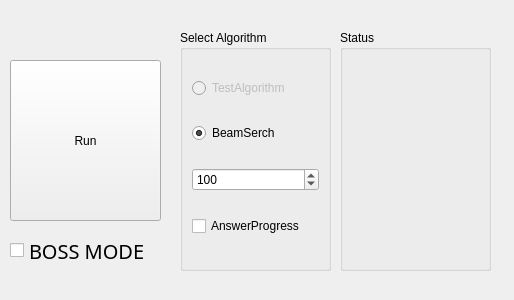
Before: the Qt Designer form Slave/neoslaver.ui in tnct-spc/procon2017-comp, drawn with Qt 5.
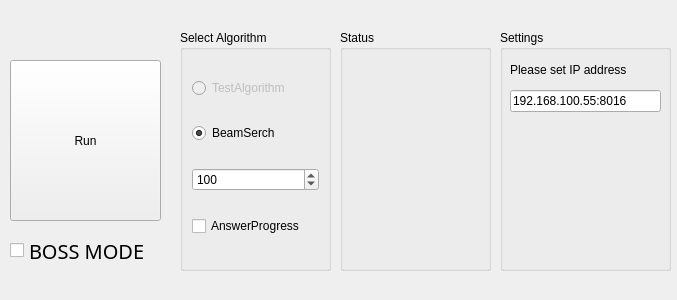
After: the same form once the commit is applied.

Commit message: [add]setIPaddress-lineedit

Diff of the .ui file:
```diff
--- a/Slave/neoslaver.ui
+++ b/Slave/neoslaver.ui
@@ -6,7 +6,7 @@
    <rect>
     <x>0</x>
     <y>0</y>
-    <width>514</width>
+    <width>677</width>
     <height>300</height>
    </rect>
   </property>
@@ -126,6 +126,45 @@
     </item>
    </layout>
   </widget>
+  <widget class="QGroupBox" name="groupBox_3">
+   <property name="geometry">
+    <rect>
+     <x>500</x>
+     <y>30</y>
+     <width>171</width>
+     <height>241</height>
+    </rect>
+   </property>
+   <property name="title">
+    <string>Settings</string>
+   </property>
+   <widget class="QLabel" name="label">
+    <property name="geometry">
+     <rect>
+      <x>10</x>
+      <y>30</y>
+      <width>141</width>
+      <height>20</height>
+     </rect>
+    </property>
+    <property name="text">
+     <string>Please set IP address</string>
+    </property>
+   </widget>
+   <widget class="QLineEdit" name="ip_address">
+    <property name="geometry">
+     <rect>
+      <x>10</x>
+      <y>60</y>
+      <width>151</width>
+      <height>22</height>
+     </rect>
+    </property>
+    <property name="text">
+     <string>192.168.100.55:8016</string>
+    </property>
+   </widget>
+  </widget>
  </widget>
  <resources/>
  <connections/>
```
The commit also changes 2 other files.
